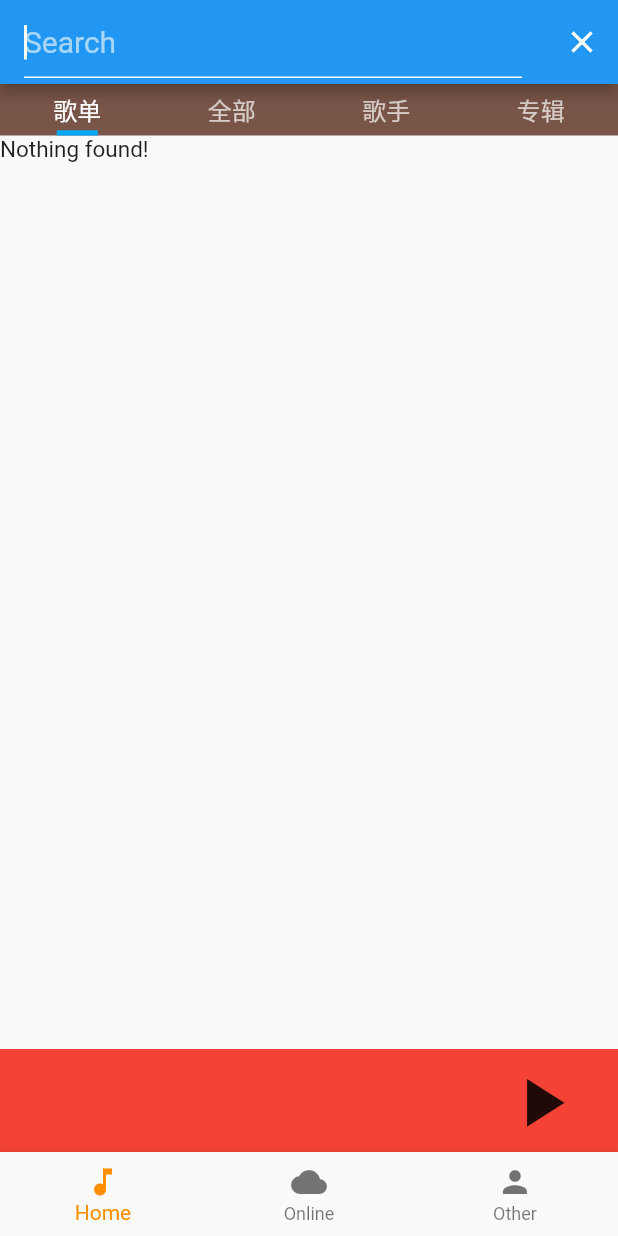
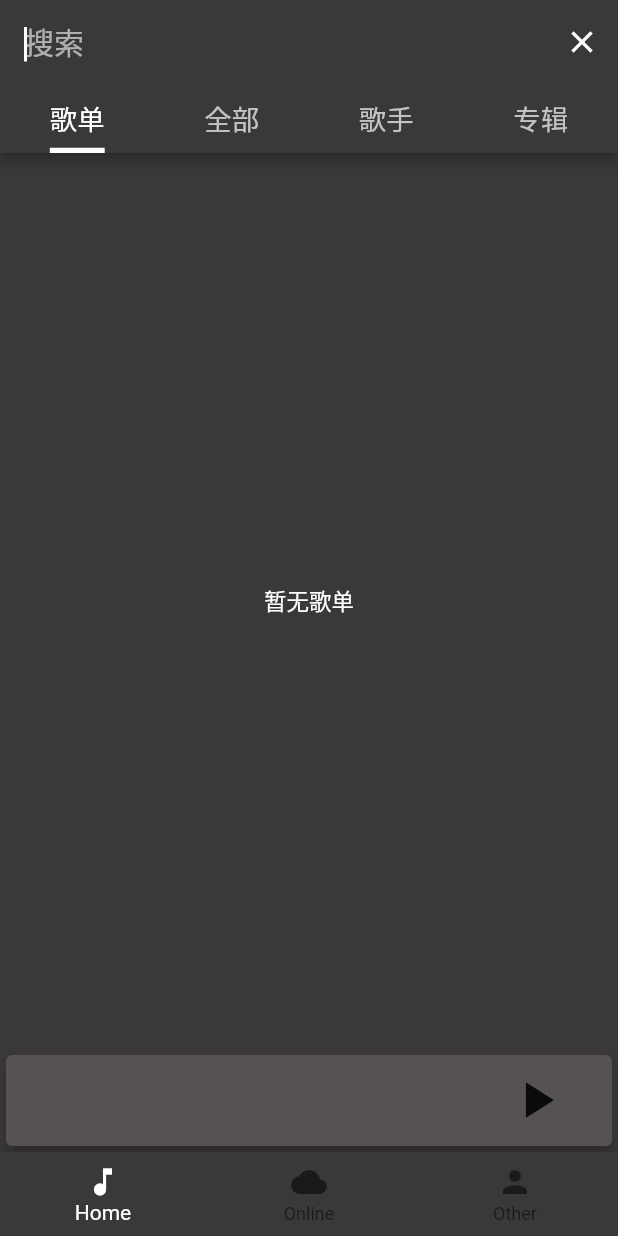
Before and after one commit to Sanotsu/freader-media-player, a Flutter app: the screen it shows after launch, after a tap on the "search" icon, on a phone screen of 412 x 824 dp. Run offline on Flutter 3.47's test engine with Material 2 defaults, Android fonts, the phone set to English and light mode, and no system bars; our stand-ins replace flutter_screenutil, get_it, just_audio, just_audio_background, marquee, on_audio_query and 2 more; missing offline and left inert: audio_session.

Commit message:
fix:修正主体背景色和播放详情背景色统一,改为同类型的浅暗色模式.修复一些细节bug(参看readme2023-04-24bug修复列表)

```diff
--- a/lib/common/utils/global_styles.dart
+++ b/lib/common/utils/global_styles.dart
@@ -1,5 +1,7 @@
 import 'package:flutter/material.dart';
 import 'package:flutter_screenutil/flutter_screenutil.dart';
+
+import 'tool_widgets.dart';
 
 // 定义常用的颜色
 
@@ -41,3 +43,16 @@ var sizeContent4 = 10.sp;
 var sizeDialogTitle = 16.sp;
 var sizeDialogContent = 14.sp;
 var sizeDialogButton = 14.sp;
+
+// 测试本地音乐的显示背景色，整体背景色和mini bar的有稍微区别(后缀越大，颜色越深)
+// 后续应该要整专门的自定义主题进行切换，例如深色/浅色模式
+// 测试用的深色背景色
+
+var dartThemeMaterialColor1 =
+    buildMaterialColor(const Color.fromARGB(255, 116, 102, 102));
+
+var dartThemeMaterialColor2 =
+    buildMaterialColor(const Color.fromARGB(255, 87, 82, 82));
+
+var dartThemeMaterialColor3 =
+    buildMaterialColor(const Color.fromARGB(255, 59, 56, 56));
--- /dev/null
+++ b/lib/common/utils/tool_widgets.dart
@@ -0,0 +1,22 @@
+import 'package:flutter/material.dart';
+
+//  hexadecimal color code 转为 material color
+MaterialColor buildMaterialColor(Color color) {
+  List strengths = <double>[.05];
+  Map<int, Color> swatch = {};
+  final int r = color.red, g = color.green, b = color.blue;
+
+  for (int i = 1; i < 10; i++) {
+    strengths.add(0.1 * i);
+  }
+  for (var strength in strengths) {
+    final double ds = 0.5 - strength;
+    swatch[(strength * 1000).round()] = Color.fromRGBO(
+      r + ((ds < 0 ? r : (255 - r)) * ds).round(),
+      g + ((ds < 0 ? g : (255 - g)) * ds).round(),
+      b + ((ds < 0 ? b : (255 - b)) * ds).round(),
+      1,
+    );
+  }
+  return MaterialColor(color.value, swatch);
+}
--- a/lib/layout/home.dart
+++ b/lib/layout/home.dart
@@ -2,6 +2,7 @@
 
 import 'package:flutter/material.dart';
 
+import '../common/utils/global_styles.dart';
 import '../views/local_music/index.dart';
 import '../views/online_music/online_music_index.dart';
 import '../views/other_modules/other_index.dart';
@@ -39,6 +40,8 @@ class _HomePageState extends State<HomePage> {
     /// 而在音频列表中长按音频，也有改变内部app bar显示的功能内容。这样`全部`这个没有中间层的也比较特殊
     ///
     return Scaffold(
+      // home页的背景色(如果下层还有设定其他主题颜色，会被覆盖)
+      // backgroundColor: Colors.red,
       body: Center(child: _widgetOptions.elementAt(_selectedIndex)),
       bottomNavigationBar: BottomNavigationBar(
         items: const <BottomNavigationBarItem>[
@@ -47,7 +50,11 @@ class _HomePageState extends State<HomePage> {
           BottomNavigationBarItem(icon: Icon(Icons.person), label: 'Other'),
         ],
         currentIndex: _selectedIndex,
-        selectedItemColor: Colors.amber[800],
+        // 底部导航栏的颜色
+        backgroundColor: dartThemeMaterialColor3,
+        // 被选中的item的图标颜色和文本颜色
+        selectedIconTheme: const IconThemeData(color: Colors.white),
+        selectedItemColor: Colors.white,
         onTap: _onItemTapped,
       ),
     );
--- a/lib/views/local_music/album.dart
+++ b/lib/views/local_music/album.dart
@@ -72,7 +72,9 @@ class _LocalMusicAlbumState extends State<LocalMusicAlbum> {
           return const CircularProgressIndicator();
         }
         // 'Library' is empty.
-        if (item.data!.isEmpty) return const Text("Nothing found!");
+        if (item.data!.isEmpty) {
+          return const Center(child: Text("暂无专辑!"));
+        }
 
         // 得到查询的专辑列表
         List<AlbumModel> albums = item.data! is List<AlbumModel>
@@ -96,7 +98,11 @@ class _LocalMusicAlbumState extends State<LocalMusicAlbum> {
                 id: albums[index].id,
                 type: ArtworkType.ALBUM,
                 artworkBorder: const BorderRadius.all(Radius.zero), // 缩略图不显示圆角
+                artworkHeight: 100, // 高度设置无效，实测56，原因不明
+                artworkWidth: 100,
                 keepOldArtwork: true, // 在生命周期内使用旧的缩略图
+                nullArtworkWidget:
+                    Icon(Icons.image_not_supported, size: 100.sp),
               ),
               onTap: () {
                 print(
--- a/lib/views/local_music/artist.dart
+++ b/lib/views/local_music/artist.dart
@@ -73,7 +73,9 @@ class _LocalMusicArtistState extends State<LocalMusicArtist> {
           return const CircularProgressIndicator();
         }
         // 'Library' is empty.
-        if (item.data!.isEmpty) return const Text("Nothing found!");
+        if (item.data!.isEmpty) {
+          return const Center(child: Text("暂无歌手!"));
+        }
 
         // 得到查询的歌手列表
         List<ArtistModel> artists = item.data! is List<ArtistModel>
@@ -82,7 +84,7 @@ class _LocalMusicArtistState extends State<LocalMusicArtist> {
 
         return ListView.builder(
           itemCount: artists.length,
-          itemExtent: 80.sp, // 每个item内部组件的高度
+          itemExtent: 80.sp, // 每个item内部组件的高度(因为下面leading的高度有问题，这里暂时上下有点间距)
           itemBuilder: (context, index) {
             return ListTile(
               minLeadingWidth: 100.sp, // 左侧缩略图标的最小宽度
@@ -97,9 +99,12 @@ class _LocalMusicArtistState extends State<LocalMusicArtist> {
                 id: artists[index].id,
                 type: ArtworkType.ARTIST,
                 artworkBorder: const BorderRadius.all(Radius.zero), // 缩略图不显示圆角
-                // artworkWidth: 100.sp, // 默认是50*50的大小
-                // artworkHeight: 100.sp, // 这个高度显示不太对
+                artworkWidth: 100.sp, // 默认是50*50的大小
+                artworkHeight: 100.sp, // 这个高度显示不太对，实测始终是56，原因不明
+                artworkFit: BoxFit.cover,
                 keepOldArtwork: true, // 在生命周期内使用旧的缩略图
+                nullArtworkWidget:
+                    Icon(Icons.image_not_supported, size: 100.sp),
               ),
               onTap: () {
                 print(
--- a/lib/views/local_music/index.dart
+++ b/lib/views/local_music/index.dart
@@ -28,6 +28,10 @@ import 'widgets/music_player_mini_bar.dart';
 
 /// 正常来讲，应该把AudioPlayer处理成全局单例的，例如使用get_it，palyer的所有操作封装为一个service class，然后全局使用。
 /// 这里简单测试，就在最外层初始化，然后传递给子组件（虽然麻烦，但暂时不需要其他依赖）
+
+/// 我看别人的示例都是 MaterialApp -> DefaultTabController -> Scaffold>(appBar[TabBar],body[TabBarView]) 嵌套
+/// 而我之前是 Scaffold-> DefaultTabController-> Builder -> Center -> Column (children[TabBar,TabBarView])
+///     导致tab和appbar有明显的区分，没有融合
 
 class LocalMusic extends StatefulWidget {
   const LocalMusic({super.key});
@@ -81,9 +85,31 @@ class _LocalMusicState extends State<LocalMusic>
         ChangeNotifierProvider(create: (_) => ListLongPress()),
         ChangeNotifierProvider(create: (_) => AudioOptionSelected()),
       ],
+      child: MaterialApp(
+        theme: ThemeData(
+          // 主色，子组件取context的主色就会是这个颜色(例如mini bar中)
+          primaryColor: dartThemeMaterialColor2,
+          // 状态栏的颜色
+          primarySwatch: dartThemeMaterialColor3,
+          // 深色或者浅色主题
+          brightness: Brightness.light,
+          // scaffold的背景色
+          scaffoldBackgroundColor: dartThemeMaterialColor3,
+          // 文字主题（一些文字的颜色）
+          textTheme: Theme.of(context).textTheme.apply(
+                bodyColor: Colors.white,
+                displayColor: Colors.white,
+              ),
+        ),
+        home: DefaultTabController(
+          length: 4,
           child: Scaffold(
+            // 避免搜索时弹出键盘，让底部的minibar位置移动到tab顶部导致溢出的问题
+            resizeToAvoidBottomInset: false,
             appBar: _buildAppBar(),
             body: _buildBody(),
+          ),
+        ),
       ),
     );
   }
@@ -118,16 +144,34 @@ class _LocalMusicState extends State<LocalMusic>
         _buildDefaultButtons(),
         _buildLongPressButtons(),
       ],
+      bottom: TabBar(
+        // controller: _tabController,
+        // 指示器的样式(标签下的下划线)
+        indicator: UnderlineTabIndicator(
+          // 下划线的粗度和颜色
+          borderSide: BorderSide(
+            width: 3.0.sp,
+            color: Colors.white,
+          ),
+          // 下划线的四边的间距horizontal橫向
+          // insets: EdgeInsets.symmetric(horizontal: 2.0.sp),
+        ),
+        indicatorWeight: 0,
+        // 下划线的尺寸(这个label表示下划线执行器的宽度与标签文本宽度一致。默认是整个tab的宽度)
+        indicatorSize: TabBarIndicatorSize.label,
+        tabs: [
+          Tab(child: Text("歌单", style: TextStyle(fontSize: sizeHeadline2))),
+          Tab(child: Text("全部", style: TextStyle(fontSize: sizeHeadline2))),
+          Tab(child: Text("歌手", style: TextStyle(fontSize: sizeHeadline2))),
+          Tab(child: Text("专辑", style: TextStyle(fontSize: sizeHeadline2))),
+        ],
+      ),
     );
   }
 
   /// 构建主体内容（是个 TabBarView）
   _buildBody() {
-    print("本地音乐的index当前tab");
-
-    return DefaultTabController(
-      length: 4,
-      child: Builder(builder: (BuildContext context) {
+    return Builder(builder: (BuildContext context) {
       final TabController tabController = DefaultTabController.of(context);
 
       print(
@@ -179,35 +223,6 @@ class _LocalMusicState extends State<LocalMusic>
       return Center(
         child: Column(
           children: <Widget>[
-              Container(
-                height: 30.sp,
-                color: Colors.brown, // 用來看位置，不需要的话这个Container可以改为SizedBox
-                child: TabBar(
-                  // controller: _tabController,
-                  indicator: UnderlineTabIndicator(
-                    borderSide: BorderSide(
-                        width: 3.0.sp, color: Colors.lightBlue), // 下划线的粗度和颜色
-                    // 下划线的四边的间距horizontal橫向
-                    insets: EdgeInsets.symmetric(horizontal: 2.0.sp),
-                  ),
-                  indicatorWeight: 0,
-                  indicatorSize: TabBarIndicatorSize.label,
-                  tabs: [
-                    Tab(
-                        child: Text("歌单",
-                            style: TextStyle(fontSize: sizeHeadline3))),
-                    Tab(
-                        child: Text("全部",
-                            style: TextStyle(fontSize: sizeHeadline3))),
-                    Tab(
-                        child: Text("歌手",
-                            style: TextStyle(fontSize: sizeHeadline3))),
-                    Tab(
-                        child: Text("专辑",
-                            style: TextStyle(fontSize: sizeHeadline3))),
-                  ],
-                ),
-              ),
             const Expanded(
               child: TabBarView(
                 // controller: _tabController,
@@ -227,8 +242,7 @@ class _LocalMusicState extends State<LocalMusic>
           ],
         ),
       );
-      }),
-    );
+    });
   }
 
   // 显示修改歌单名称弹窗
--- a/lib/views/local_music/nested_pages/audio_list_detail.dart
+++ b/lib/views/local_music/nested_pages/audio_list_detail.dart
@@ -51,6 +51,8 @@ class _PlayerlistDetailState extends State<LocalMusicAudioListDetail> {
         return false;
       },
       child: Scaffold(
+        // 避免搜索时弹出键盘，让底部的minibar位置移动到tab顶部导致溢出的问题
+        resizeToAvoidBottomInset: false,
         appBar: _buildAppBar(),
         body: Column(
           children: [
--- a/lib/views/local_music/playlist.dart
+++ b/lib/views/local_music/playlist.dart
@@ -120,16 +120,18 @@ class _LocalMusicPlaylistState extends State<LocalMusicPlaylist> {
     return FutureBuilder<List<dynamic>>(
       future: futureHandler,
       builder: (context, item) {
-        // Display error, if any.
+        // 有错显示错误
         if (item.hasError) {
-          return Text(item.error.toString());
+          return Center(child: Text(item.error.toString()));
         }
-        // Waiting content.
+        // 无数据转圈等到加载完成
         if (item.data == null) {
           return const CircularProgressIndicator();
         }
-        // 'Library' is empty.
-        if (item.data!.isEmpty) return const Text("Nothing found!");
+        // 数据为空显示无结果
+        if (item.data!.isEmpty) {
+          return const Center(child: Text("暂无歌单"));
+        }
 
         // 得到查询的歌单列表
         List<dynamic> playlists = item.data!;
--- a/lib/views/local_music/widgets/build_search_text_field.dart
+++ b/lib/views/local_music/widgets/build_search_text_field.dart
@@ -18,21 +18,17 @@ Widget buildSearchTextField(dynamic pressState) {
     },
     autofocus: true,
     cursorColor: Colors.white,
-    style: const TextStyle(
-      color: Colors.white,
-      fontSize: 20,
-    ),
+    style: const TextStyle(color: Colors.white, fontSize: 20),
     textInputAction: TextInputAction.search,
     decoration: const InputDecoration(
-      enabledBorder:
-          UnderlineInputBorder(borderSide: BorderSide(color: Colors.white)),
-      focusedBorder:
-          UnderlineInputBorder(borderSide: BorderSide(color: Colors.white)),
-      hintText: 'Search',
-      hintStyle: TextStyle(
-        color: Colors.white60,
-        fontSize: 20,
-      ),
+      // 搜索框不显示下划线
+      border: InputBorder.none,
+      // enabledBorder:
+      //     UnderlineInputBorder(borderSide: BorderSide(color: Colors.white)),
+      // focusedBorder:
+      //     UnderlineInputBorder(borderSide: BorderSide(color: Colors.white)),
+      hintText: '搜索',
+      hintStyle: TextStyle(color: Colors.white60, fontSize: 20),
     ),
   );
 }
--- a/lib/views/local_music/widgets/common.dart
+++ b/lib/views/local_music/widgets/common.dart
@@ -61,8 +61,8 @@ class SeekBarState extends State<SeekBar> {
           child: SliderTheme(
             data: _sliderThemeData.copyWith(
               thumbShape: HiddenThumbComponentShape(), // thumb 形状（应该是）
-              activeTrackColor: Colors.blue.shade100, // 已激活轨迹的颜色
-              inactiveTrackColor: Colors.grey.shade300, // 未激活轨迹的颜色
+              activeTrackColor: Colors.orange.shade900, // 已缓存轨迹的颜色
+              inactiveTrackColor: Colors.grey.shade300, // 未缓存轨迹的颜色
             ),
             // 一个小部件，用于删除其子代的所有语义。
             // 当excluding 属性为true时，此小部件（及其子树）将从语义树中排除。
@@ -98,6 +98,8 @@ class SeekBarState extends State<SeekBar> {
           child: SliderTheme(
             data: _sliderThemeData.copyWith(
               inactiveTrackColor: Colors.transparent,
+              activeTrackColor: Colors.orange, // 已经播放的进度条颜色
+              thumbColor: Colors.orange, // 滑块圆点的颜色
             ),
             child: Slider(
               min: 0.0,
--- a/lib/views/local_music/widgets/music_list_future_builder.dart
+++ b/lib/views/local_music/widgets/music_list_future_builder.dart
@@ -172,7 +172,9 @@ class _MusicListFutureBuilderState extends State<MusicListFutureBuilder> {
                   return const CircularProgressIndicator();
                 }
                 // 如果结果为空，显示无数据
-                if (item.data!.isEmpty) return const Text("Nothing found!");
+                if (item.data!.isEmpty) {
+                  return const Center(child: Text("暂无歌曲!"));
+                }
 
                 print(
                     "全部歌曲tab中查询的列表类型item.data! ${item.data!.runtimeType} ${item.data![0]}");
--- a/lib/views/local_music/widgets/music_player_mini_bar.dart
+++ b/lib/views/local_music/widgets/music_player_mini_bar.dart
@@ -25,8 +25,9 @@ class _MusicPlayerMiniBarState extends State<MusicPlayerMiniBar> {
     print("----------------------------------");
     print(_audioHandler);
 
-    return Container(
-      color: Colors.red,
+    return Card(
+      elevation: 5,
+      color: Theme.of(context).primaryColor,
       child: Row(
         mainAxisAlignment: MainAxisAlignment.center,
         mainAxisSize: MainAxisSize.min,
@@ -84,7 +85,7 @@ class _MusicPlayerMiniBarState extends State<MusicPlayerMiniBar> {
                   print(
                       "mini bar 中 按钮状态的来源 playing $playing,processingState $processingState");
 
-                  final buttonSize = 48.sp;
+                  final buttonSize =36.sp;
 
                   if (processingState == ProcessingState.loading ||
                       processingState == ProcessingState.buffering) {
```
Also changed, not shown: lib/views/local_music/nested_pages/just_audio_music_player_detail.dart (+13 -7 lines), lib/views/local_music/widgets/build_add_to_playlist_dialog.dart (+11 -7 lines), 1 other file. Lines whose indentation alone changed are shown as unchanged.
